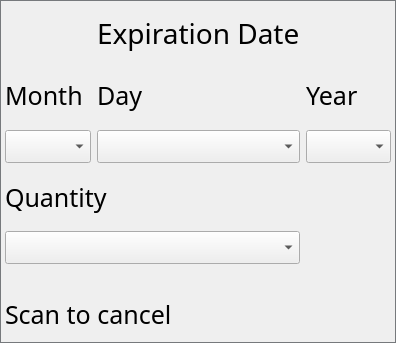
Qt form Windows/ExpirationBox.ui (addisonElliott/SmartShopTouchScreen) before a commit.
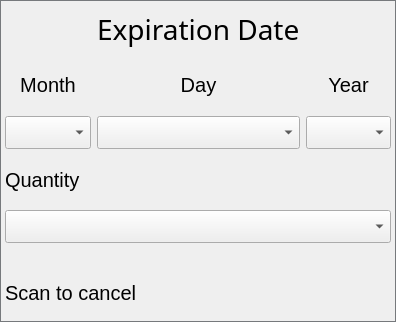
The same form after that commit. Icons and pictures are not drawn. Custom widgets are drawn as their Qt base class.

Commit message: Clean up NewItemDetails box to make it look nicer on system. Promoted items in NewItemDetails to touch-compatible ones Made more aestetic changes to ExpirationBox and NewItemDetails like changing font to Segoe UI 15pt for items that are NOT headers.

The edit to the form file:
```diff
--- a/Windows/ExpirationBox.ui
+++ b/Windows/ExpirationBox.ui
@@ -7,7 +7,7 @@
     <x>0</x>
     <y>0</y>
     <width>396</width>
-    <height>343</height>
+    <height>322</height>
    </rect>
   </property>
   <property name="font">
@@ -41,13 +41,16 @@
     <widget class="QLabel" name="day_label">
      <property name="font">
       <font>
-       <family>Cronus Round</family>
-       <pointsize>19</pointsize>
+       <family>Segoe UI</family>
+       <pointsize>15</pointsize>
       </font>
      </property>
      <property name="text">
       <string>Day</string>
      </property>
+     <property name="alignment">
+      <set>Qt::AlignCenter</set>
+     </property>
     </widget>
    </item>
    <item row="3" column="2">
@@ -71,13 +74,16 @@
     <widget class="QLabel" name="month_label">
      <property name="font">
       <font>
-       <family>Cronus Round</family>
-       <pointsize>19</pointsize>
+       <family>Segoe UI</family>
+       <pointsize>15</pointsize>
       </font>
      </property>
      <property name="text">
       <string>Month</string>
      </property>
+     <property name="alignment">
+      <set>Qt::AlignCenter</set>
+     </property>
     </widget>
    </item>
    <item row="3" column="1">
@@ -126,13 +132,16 @@
     <widget class="QLabel" name="year_label">
      <property name="font">
       <font>
-       <family>Cronus Round</family>
-       <pointsize>19</pointsize>
+       <family>Segoe UI</family>
+       <pointsize>15</pointsize>
       </font>
      </property>
      <property name="text">
       <string>Year</string>
      </property>
+     <property name="alignment">
+      <set>Qt::AlignCenter</set>
+     </property>
     </widget>
    </item>
    <item row="12" column="1">
@@ -153,6 +162,9 @@
    </item>
    <item row="13" column="1" colspan="3">
     <layout class="QHBoxLayout" name="horizontalLayout_1">
+     <property name="spacing">
+      <number>15</number>
+     </property>
      <property name="topMargin">
       <number>0</number>
      </property>
@@ -160,8 +172,8 @@
       <widget class="QLabel" name="cancel_label">
        <property name="font">
         <font>
-         <family>Cronus Round</family>
-         <pointsize>19</pointsize>
+         <family>Segoe UI</family>
+         <pointsize>15</pointsize>
         </font>
        </property>
        <property name="text">
@@ -250,19 +262,6 @@
      </item>
     </layout>
    </item>
-   <item row="6" column="1" colspan="2">
-    <widget class="QComboBox" name="qty_combo">
-     <property name="font">
-      <font>
-       <family>Segoe UI</family>
-       <pointsize>16</pointsize>
-       <weight>50</weight>
-       <italic>false</italic>
-       <bold>false</bold>
-      </font>
-     </property>
-    </widget>
-   </item>
    <item row="1" column="2">
     <widget class="QLabel" name="exp_label">
      <property name="font">
@@ -283,8 +282,8 @@
     <widget class="QLabel" name="qty_label">
      <property name="font">
       <font>
-       <family>Cronus Round</family>
-       <pointsize>19</pointsize>
+       <family>Segoe UI</family>
+       <pointsize>15</pointsize>
       </font>
      </property>
      <property name="text">
@@ -292,6 +291,19 @@
      </property>
     </widget>
    </item>
+   <item row="6" column="1" colspan="3">
+    <widget class="QComboBox" name="qty_combo">
+     <property name="font">
+      <font>
+       <family>Segoe UI</family>
+       <pointsize>16</pointsize>
+       <weight>50</weight>
+       <italic>false</italic>
+       <bold>false</bold>
+      </font>
+     </property>
+    </widget>
+   </item>
   </layout>
  </widget>
  <customwidgets>
```
The commit also changes 4 other files.
